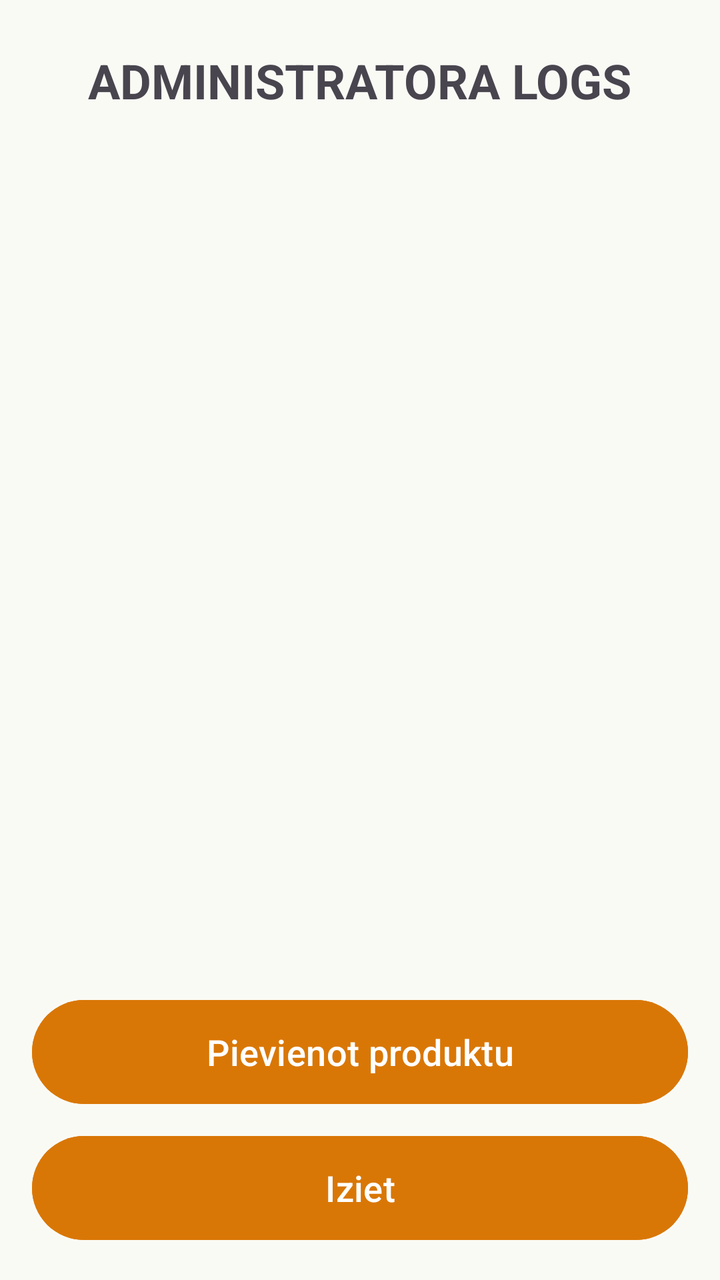
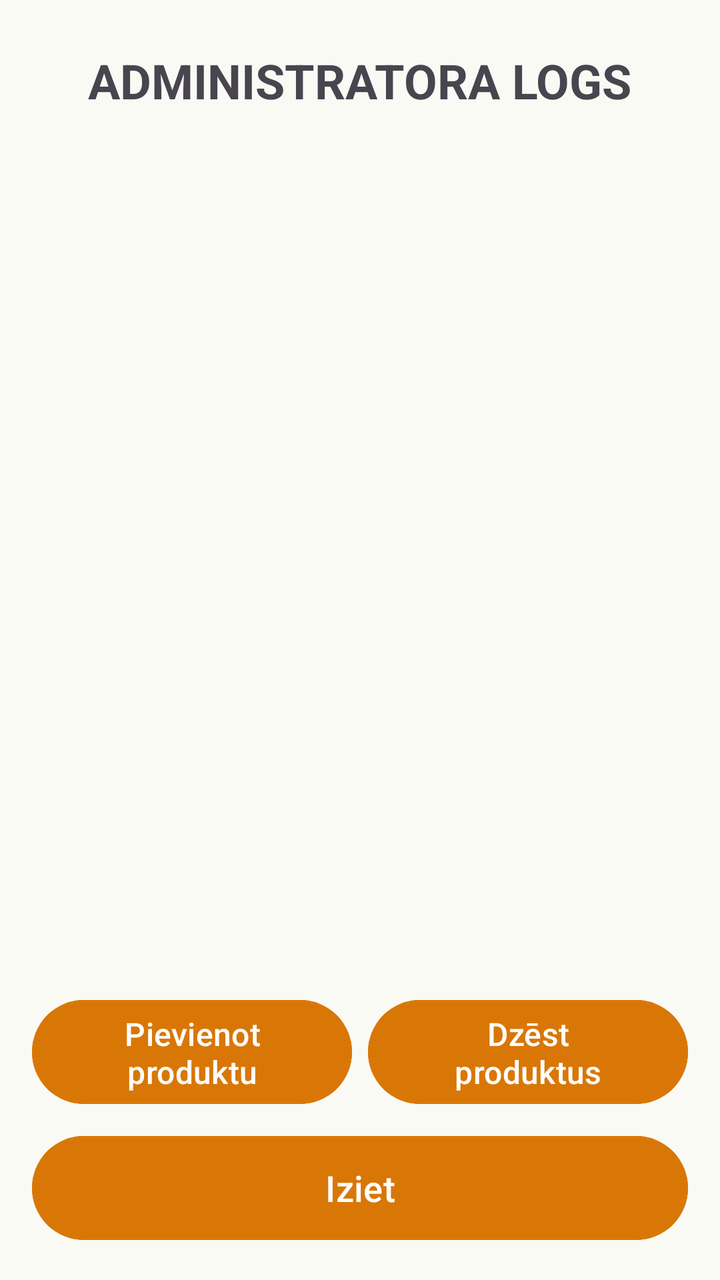

Two renders of the same Android screen: before a commit and after it. Below are the layout's source before the change and the commit's diff.
<!-- AndroidManifest.xml: application theme Theme._11_PD2_PA_Giruckis_Nikitins_2026 -->
<!-- res/layout/admin_log.xml -->
<?xml version="1.0" encoding="utf-8"?>
<androidx.constraintlayout.widget.ConstraintLayout xmlns:android="http://schemas.android.com/apk/res/android"
    xmlns:app="http://schemas.android.com/apk/res-auto"
    xmlns:tools="http://schemas.android.com/tools"
    android:layout_width="match_parent"
    android:layout_height="match_parent"
    android:background="#FAFAF5">

    <TextView
        android:id="@+id/Admin_Text"
        android:layout_width="wrap_content"
        android:layout_height="wrap_content"
        android:layout_marginTop="24dp"
        android:text="@string/AdminLog_Text"
        android:textAllCaps="true"
        android:textSize="24sp"
        android:textStyle="bold"
        app:layout_constraintEnd_toEndOf="parent"
        app:layout_constraintStart_toStartOf="parent"
        app:layout_constraintTop_toTopOf="parent" />

    <ListView
        android:id="@+id/Admin_UserList"
        android:layout_width="0dp"
        android:layout_height="0dp"
        android:layout_margin="16dp"
        app:layout_constraintBottom_toTopOf="@+id/Admin_AddProductButton"
        app:layout_constraintEnd_toEndOf="parent"
        app:layout_constraintStart_toStartOf="parent"
        app:layout_constraintTop_toBottomOf="@+id/Admin_Text" />

    <Button
        android:id="@+id/Admin_AddProductButton"
        android:layout_width="0dp"
        android:layout_height="60dp"
        android:layout_marginStart="16dp"
        android:layout_marginEnd="16dp"
        android:layout_marginBottom="8dp"
        android:backgroundTint="#D97706"
        android:text="@string/AdminLog_AddProduct"
        android:textSize="18sp"
        app:layout_constraintBottom_toTopOf="@+id/Admin_BackButton"
        app:layout_constraintEnd_toEndOf="parent"
        app:layout_constraintStart_toStartOf="parent" />

    <Button
        android:id="@+id/Admin_BackButton"
        android:layout_width="0dp"
        android:layout_height="60dp"
        android:layout_marginStart="16dp"
        android:layout_marginEnd="16dp"
        android:layout_marginBottom="16dp"
        android:backgroundTint="#D97706"
        android:text="@string/AdminLog_Logout"
        android:textSize="18sp"
        app:layout_constraintBottom_toBottomOf="parent"
        app:layout_constraintEnd_toEndOf="parent"
        app:layout_constraintStart_toStartOf="parent" />

</androidx.constraintlayout.widget.ConstraintLayout>
<!-- resources referenced by this layout -->
<resources>
  <string name="AdminLog_AddProduct">Pievienot produktu</string>
  <string name="AdminLog_Logout">Iziet</string>
  <string name="AdminLog_Text">Administratora logs</string>
  <style name="Theme._11_PD2_PA_Giruckis_Nikitins_2026" parent="Base.Theme._11_PD2_PA_Giruckis_Nikitins_2026" />
  <style name="Base.Theme._11_PD2_PA_Giruckis_Nikitins_2026" parent="Theme.Material3.DayNight.NoActionBar">
          
          
      </style>
</resources>

<!-- the commit's change to res/layout/admin_log.xml (unified diff, before → after) -->
@@ -34,14 +34,29 @@
         android:layout_width="0dp"
         android:layout_height="60dp"
         android:layout_marginStart="16dp"
+        android:layout_marginEnd="4dp"
+        android:layout_marginBottom="8dp"
+        android:backgroundTint="#D97706"
+        android:text="@string/AdminLog_AddProduct"
+        android:textSize="16sp"
+        app:layout_constraintBottom_toTopOf="@+id/Admin_BackButton"
+        app:layout_constraintEnd_toStartOf="@+id/Admin_DeleteProductButton"
+        app:layout_constraintHorizontal_chainStyle="spread"
+        app:layout_constraintStart_toStartOf="parent" />
+
+    <Button
+        android:id="@+id/Admin_DeleteProductButton"
+        android:layout_width="0dp"
+        android:layout_height="60dp"
+        android:layout_marginStart="4dp"
         android:layout_marginEnd="16dp"
         android:layout_marginBottom="8dp"
         android:backgroundTint="#D97706"
-        android:text="@string/AdminLog_AddProduct"
-        android:textSize="18sp"
+        android:text="@string/AdminLog_DeleteProduct"
+        android:textSize="16sp"
         app:layout_constraintBottom_toTopOf="@+id/Admin_BackButton"
         app:layout_constraintEnd_toEndOf="parent"
-        app:layout_constraintStart_toStartOf="parent" />
+        app:layout_constraintStart_toEndOf="@+id/Admin_AddProductButton" />
 
     <Button
         android:id="@+id/Admin_BackButton"
<!-- resource entries referenced after the edit -->
@@ -1,6 +1,7 @@
 <!-- resources referenced by this layout -->
 <resources>
   <string name="AdminLog_AddProduct">Pievienot produktu</string>
+  <string name="AdminLog_DeleteProduct">Dzēst produktus</string>
   <string name="AdminLog_Logout">Iziet</string>
   <string name="AdminLog_Text">Administratora logs</string>
   <style name="Theme._11_PD2_PA_Giruckis_Nikitins_2026" parent="Base.Theme._11_PD2_PA_Giruckis_Nikitins_2026" />
